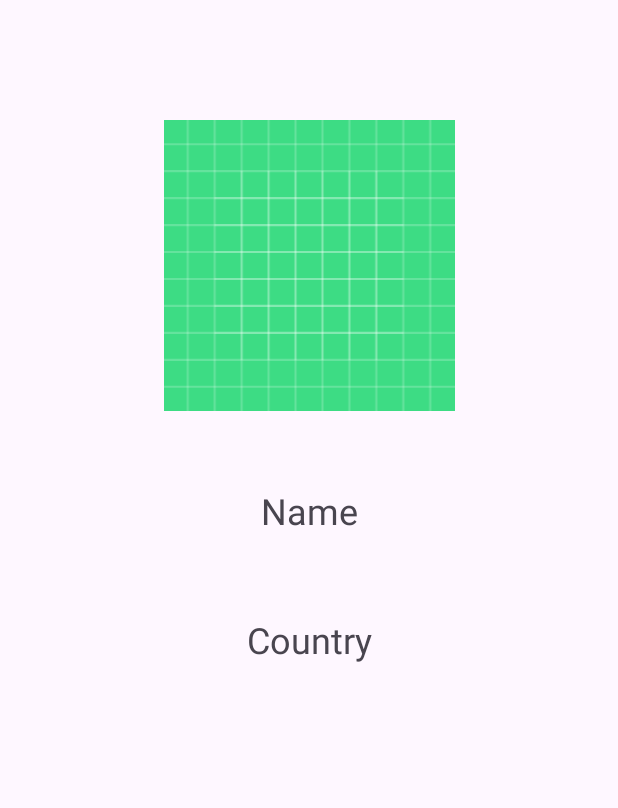
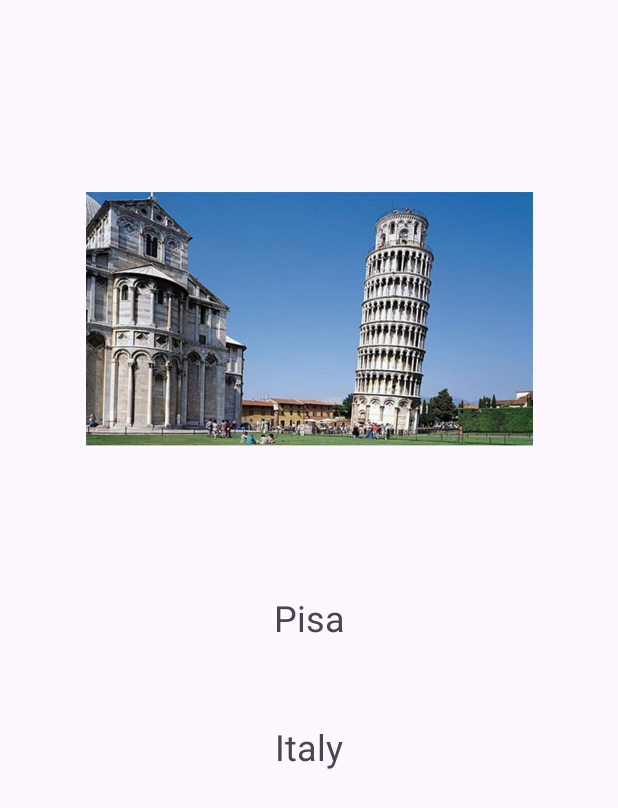
Before and after one commit to omereyibardakci/CountriesLandmarks, an Android app: the screen it shows after launch (PicturesActivity), after a tap on "Pisa", on a phone screen of 412 x 824 dp. Shown: the top 808 px of the screen. Run offline under Robolectric (Android 15) with nearby library versions, the phone set to English and light mode, and no system bars.

Commit message:
Serializable has been done

```diff
--- a/app/src/main/java/com/asus/countrieslandmarks/PicturesActivity.java
+++ b/app/src/main/java/com/asus/countrieslandmarks/PicturesActivity.java
@@ -2,6 +2,7 @@ package com.asus.countrieslandmarks;
 
 import androidx.appcompat.app.AppCompatActivity;
 
+import android.content.Intent;
 import android.os.Bundle;
 import android.view.View;
 
@@ -23,5 +24,16 @@ public class PicturesActivity extends AppCompatActivity {
         View view = binding.getRoot();
         setContentView(view);
 
+
+        Intent intent=getIntent();
+
+        // to do Casting
+        Landmarks selectedLandmarks= (Landmarks) intent.getSerializableExtra("landmarks");
+
+        binding.textViewName.setText(selectedLandmarks.name);
+        binding.textViewCountry.setText(selectedLandmarks.country);
+        binding.imageView.setImageResource(selectedLandmarks.image);
+
+
     }
 }
--- a/app/src/main/res/layout/activity_pictures.xml
+++ b/app/src/main/res/layout/activity_pictures.xml
@@ -8,8 +8,8 @@
 
     <ImageView
         android:id="@+id/imageView"
-        android:layout_width="197dp"
-        android:layout_height="194dp"
+        android:layout_width="298dp"
+        android:layout_height="265dp"
         android:layout_marginTop="80dp"
         app:layout_constraintEnd_toEndOf="parent"
         app:layout_constraintStart_toStartOf="parent"
```
